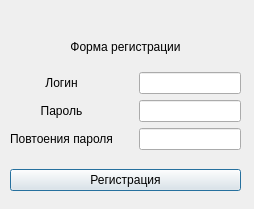
This is registrationwindow.ui in Reakt1ve/Chat as Qt 5 draws it before an edit. The edited form follows.
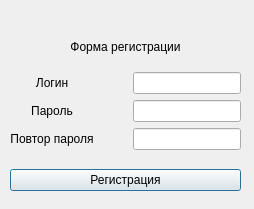
This is the edited form.

```diff
--- a/registrationwindow.ui
+++ b/registrationwindow.ui
@@ -73,7 +73,7 @@
         <item>
          <widget class="QLabel" name="label">
           <property name="text">
-           <string>Повтоения пароля</string>
+           <string>Повтор пароля</string>
           </property>
           <property name="alignment">
            <set>Qt::AlignCenter</set>
```
